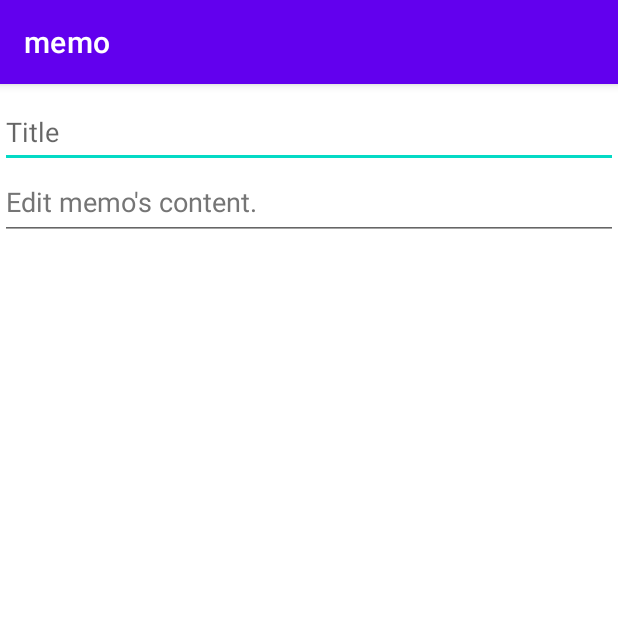
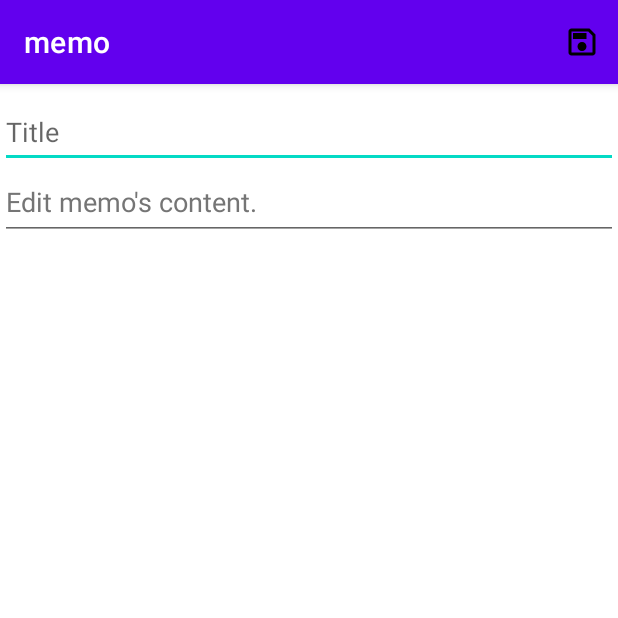
Before and after one commit to 17043003/memo, an Android app: the NewMemoActivity screen opened directly, with no data from a screen before it, on a phone screen of 412 x 824 dp, the top half of it. Run offline under Robolectric (Android 15) with nearby library versions, the phone set to English and light mode, and no system bars.

Commit message:
add save button to menu.

```diff
--- a/app/src/main/java/com/ishzk/android/memo/NewMemoActivity.kt
+++ b/app/src/main/java/com/ishzk/android/memo/NewMemoActivity.kt
@@ -2,10 +2,16 @@ package com.ishzk.android.memo
 
 import androidx.appcompat.app.AppCompatActivity
 import android.os.Bundle
+import android.view.Menu
 
 class NewMemoActivity : AppCompatActivity() {
     override fun onCreate(savedInstanceState: Bundle?) {
         super.onCreate(savedInstanceState)
         setContentView(R.layout.activity_new_memo)
     }
+
+    override fun onCreateOptionsMenu(menu: Menu?): Boolean {
+        menuInflater.inflate(R.menu.menu_new_memo, menu)
+        return super.onCreateOptionsMenu(menu)
+    }
 }
--- /dev/null
+++ b/app/src/main/res/drawable/ic_content_save_outline.xml
@@ -0,0 +1,9 @@
+<vector xmlns:android="http://schemas.android.com/apk/res/android"
+    android:width="24dp"
+    android:height="24dp"
+    android:viewportWidth="24"
+    android:viewportHeight="24">
+  <path
+      android:fillColor="#FF000000"
+      android:pathData="M17,3H5C3.89,3 3,3.9 3,5V19C3,20.1 3.89,21 5,21H19C20.1,21 21,20.1 21,19V7L17,3M19,19H5V5H16.17L19,7.83V19M12,12C10.34,12 9,13.34 9,15S10.34,18 12,18 15,16.66 15,15 13.66,12 12,12M6,6H15V10H6V6Z"/>
+</vector>
--- /dev/null
+++ b/app/src/main/res/menu/menu_new_memo.xml
@@ -0,0 +1,9 @@
+<?xml version="1.0" encoding="utf-8"?>
+<menu xmlns:app="http://schemas.android.com/apk/res-auto"
+    xmlns:android="http://schemas.android.com/apk/res/android">
+
+    <item
+        android:icon="@drawable/ic_content_save_outline"
+        android:title="@string/menu_save_button"
+        app:showAsAction="ifRoom" />
+</menu>
--- a/app/src/main/res/values/strings.xml
+++ b/app/src/main/res/values/strings.xml
@@ -3,4 +3,5 @@
     <string name="add_memo">Add new memo.</string>
     <string name="NewMemoTitle">Title</string>
     <string name="memo_text_description">Edit memo\'s content.</string>
+    <string name="menu_save_button">Save</string>
 </resources>
```
